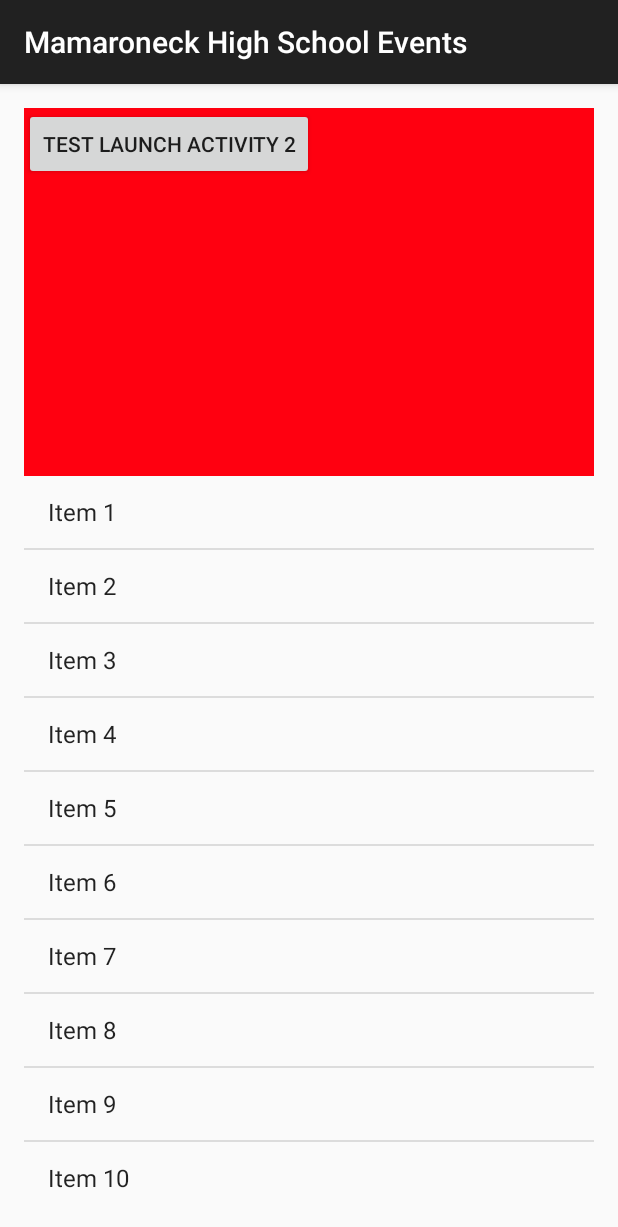
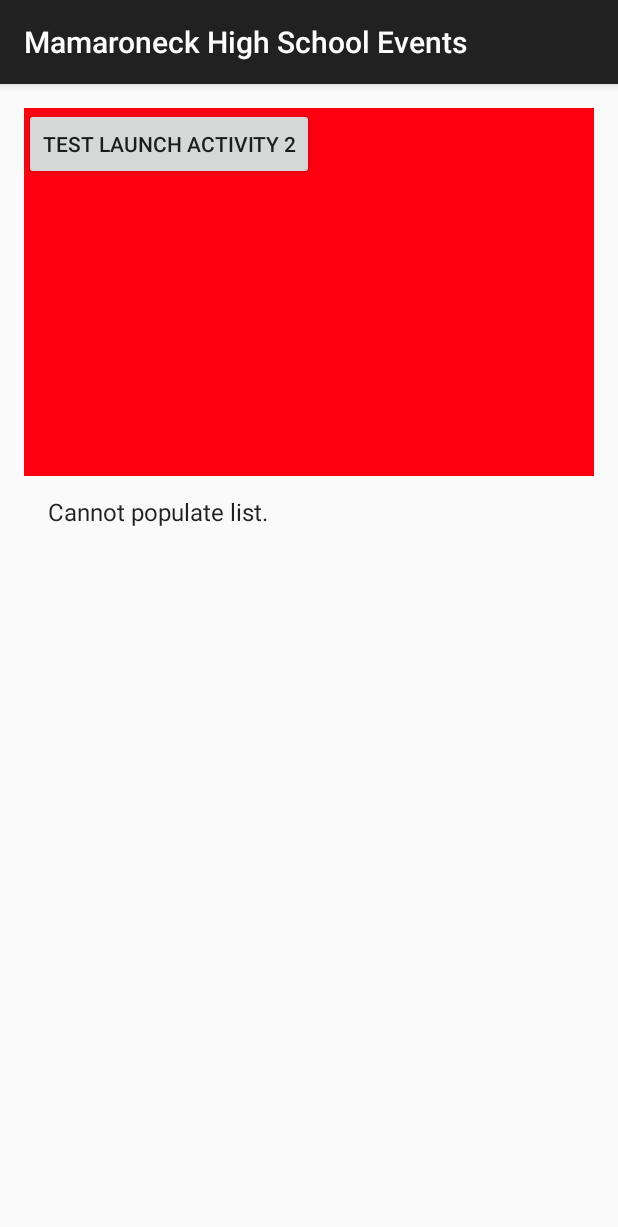
Before and after one commit to MHSCSClub/FBLA_MobileApp_2015, an Android app: the screen it shows after launch (MainActivity), on a phone screen of 412 x 824 dp. Shown: the top 1227 px of the screen. Run offline under Robolectric (Android 15) with nearby library versions, the phone set to English and light mode, and no system bars.

Commit message:
Merge remote-tracking branch 'origin/master'
Conflicts:
	FBLA2015/app/src/main/noImg-web.png
	FBLA2015/app/src/main/res/drawable-hdpi/noImg.png
	FBLA2015/app/src/main/res/drawable-mdpi/noImg.png
	FBLA2015/app/src/main/res/drawable-xhdpi/noImg.png
	FBLA2015/app/src/main/res/drawable-xxhdpi/noImg.png
	FBLA2015/app/src/main/res/layout/activity_event_dummy.xml

```diff
--- a/FBLA2015/app/src/main/AndroidManifest.xml
+++ b/FBLA2015/app/src/main/AndroidManifest.xml
@@ -1,6 +1,7 @@
 <?xml version="1.0" encoding="utf-8"?>
 <manifest xmlns:android="http://schemas.android.com/apk/res/android"
     package="com.aakportfolio.www.fbla2015" >
+
 
     <application
         android:allowBackup="true"
--- a/FBLA2015/app/src/main/java/com/aakportfolio/www/fbla2015/MainActivity.java
+++ b/FBLA2015/app/src/main/java/com/aakportfolio/www/fbla2015/MainActivity.java
@@ -37,6 +37,8 @@
     }
     public void sendMessage(View view) {
         Intent intent = new Intent(this, eventDummy.class);
+        //We will try to launch the activity instead with what was selected from
+        intent.putExtra("titleBar","Untitled");
         startActivity(intent);
     }
 }
--- a/FBLA2015/app/src/main/java/com/aakportfolio/www/fbla2015/eventDummy.java
+++ b/FBLA2015/app/src/main/java/com/aakportfolio/www/fbla2015/eventDummy.java
@@ -1,5 +1,6 @@
 package com.aakportfolio.www.fbla2015;
 
+import android.content.Intent;
 import android.support.v7.app.ActionBarActivity;
 import android.os.Bundle;
 import android.view.Menu;
@@ -11,8 +12,9 @@
     @Override
     protected void onCreate(Bundle savedInstanceState) {
         super.onCreate(savedInstanceState);
+        Intent intent = getIntent();
         setContentView(R.layout.activity_event_dummy);
-        setTitle("Hello");
+        setTitle(intent.getStringExtra("titleBar"));
     }
 
 
--- a/FBLA2015/app/src/main/res/layout/activity_event_dummy.xml
+++ b/FBLA2015/app/src/main/res/layout/activity_event_dummy.xml
@@ -33,6 +33,12 @@
                 android:id="@+id/textView" />
         </ScrollView>
 
+        <Button
+            android:layout_width="match_parent"
+            android:layout_height="wrap_content"
+            android:text="Email Event Organizer"
+            android:id="@+id/button2"
+            android:layout_weight="1" />
 
 
     </LinearLayout>
--- a/FBLA2015/app/src/main/res/values/strings.xml
+++ b/FBLA2015/app/src/main/res/values/strings.xml
@@ -6,16 +6,7 @@
     <string name="action_settings">Settings</string>
 
     <string-array name="list">
-        <item>Item 1</item>
-        <item>Item 2</item>
-        <item>Item 3</item>
-        <item>Item 4</item>
-        <item>Item 5</item>
-        <item>Item 6</item>
-        <item>Item 7</item>
-        <item>Item 8</item>
-        <item>Item 9</item>
-        <item>Item 10</item>
+        <item>Cannot populate list.</item>
     </string-array>
 
     <string name="title_activity_event_dummy">eventDummy</string>
```
Also changed, not shown: FBLA2015/app/src/main/java/com/aakportfolio/www/fbla2015/MHSEvent.java (added, +28 -0 lines). Lines whose indentation alone changed are shown as unchanged.
